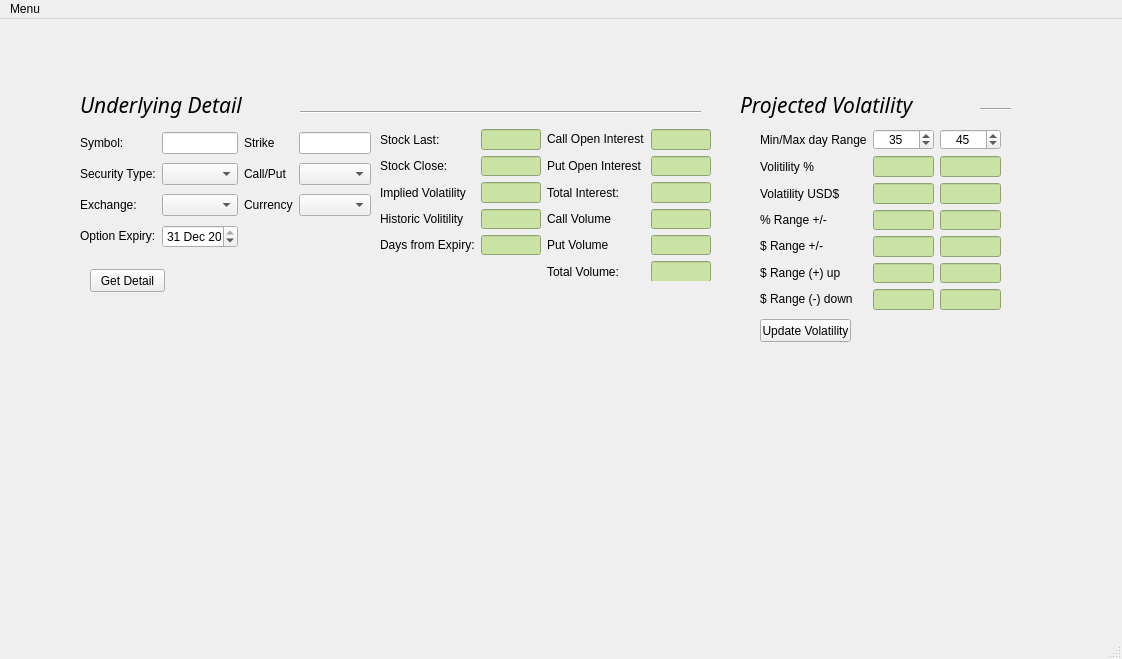
michaelrkost/IB_PyOptions, file QT_designer/mainwindow.ui: the form before one commit.
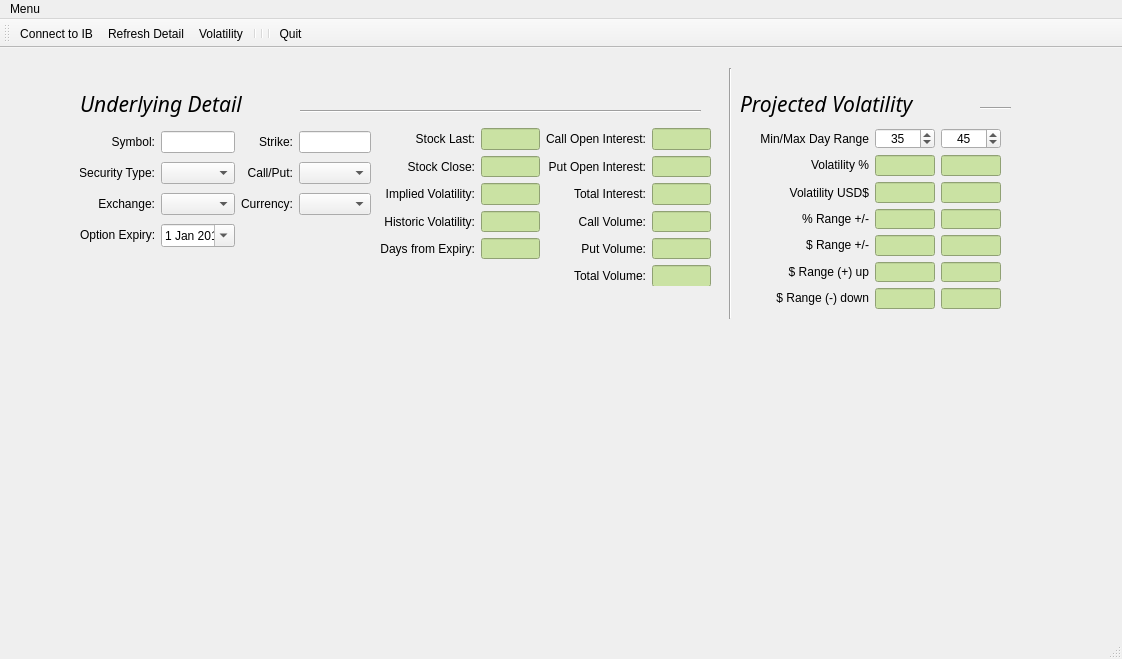
The form after the commit. Icons and pictures are not drawn.

Commit message: GUI QT  setup - Phase1

Patch:
```diff
--- a/QT_designer/mainwindow.ui
+++ b/QT_designer/mainwindow.ui
@@ -18,7 +18,7 @@
     <property name="geometry">
      <rect>
       <x>80</x>
-      <y>70</y>
+      <y>40</y>
       <width>261</width>
       <height>31</height>
      </rect>
@@ -43,7 +43,7 @@
     <property name="geometry">
      <rect>
       <x>300</x>
-      <y>85</y>
+      <y>55</y>
       <width>401</width>
       <height>16</height>
      </rect>
@@ -62,7 +62,7 @@
     <property name="geometry">
      <rect>
       <x>760</x>
-      <y>110</y>
+      <y>80</y>
       <width>241</width>
       <height>181</height>
      </rect>
@@ -142,7 +142,10 @@
      <item row="1" column="0">
       <widget class="QLabel" name="lb_volPerc">
        <property name="text">
-        <string>Volitility %</string>
+        <string>&lt;html&gt;&lt;head/&gt;&lt;body&gt;&lt;p&gt;Volatility %&lt;/p&gt;&lt;/body&gt;&lt;/html&gt;</string>
+       </property>
+       <property name="alignment">
+        <set>Qt::AlignRight|Qt::AlignTrailing|Qt::AlignVCenter</set>
        </property>
       </widget>
      </item>
@@ -164,6 +167,9 @@
        <property name="text">
         <string>&lt;html&gt;&lt;head/&gt;&lt;body&gt;&lt;p&gt;$ Range +/-&lt;/p&gt;&lt;/body&gt;&lt;/html&gt;</string>
        </property>
+       <property name="alignment">
+        <set>Qt::AlignRight|Qt::AlignTrailing|Qt::AlignVCenter</set>
+       </property>
       </widget>
      </item>
      <item row="3" column="2">
@@ -210,6 +216,9 @@
        <property name="text">
         <string>% Range +/-</string>
        </property>
+       <property name="alignment">
+        <set>Qt::AlignRight|Qt::AlignTrailing|Qt::AlignVCenter</set>
+       </property>
       </widget>
      </item>
      <item row="2" column="0">
@@ -220,6 +229,9 @@
        <property name="text">
         <string>Volatility USD$</string>
        </property>
+       <property name="alignment">
+        <set>Qt::AlignRight|Qt::AlignTrailing|Qt::AlignVCenter</set>
+       </property>
       </widget>
      </item>
      <item row="1" column="2">
@@ -253,6 +265,9 @@
        <property name="text">
         <string>&lt;html&gt;&lt;head/&gt;&lt;body&gt;&lt;p&gt;$ Range (+) up&lt;/p&gt;&lt;/body&gt;&lt;/html&gt;</string>
        </property>
+       <property name="alignment">
+        <set>Qt::AlignRight|Qt::AlignTrailing|Qt::AlignVCenter</set>
+       </property>
       </widget>
      </item>
      <item row="7" column="0">
@@ -260,6 +275,9 @@
        <property name="text">
         <string>&lt;html&gt;&lt;head/&gt;&lt;body&gt;&lt;p&gt;$ Range (-) down&lt;/p&gt;&lt;/body&gt;&lt;/html&gt;</string>
        </property>
+       <property name="alignment">
+        <set>Qt::AlignRight|Qt::AlignTrailing|Qt::AlignVCenter</set>
+       </property>
       </widget>
      </item>
      <item row="6" column="2">
@@ -304,52 +322,32 @@
      <item row="0" column="0">
       <widget class="QLabel" name="lb_MinMaxRg">
        <property name="text">
-        <string>Min/Max day Range</string>
+        <string>Min/Max Day Range</string>
+       </property>
+       <property name="alignment">
+        <set>Qt::AlignRight|Qt::AlignTrailing|Qt::AlignVCenter</set>
        </property>
       </widget>
      </item>
     </layout>
    </widget>
-   <widget class="QPushButton" name="button_UpdateVol">
-    <property name="geometry">
-     <rect>
-      <x>760</x>
-      <y>300</y>
-      <width>91</width>
-      <height>23</height>
-     </rect>
-    </property>
-    <property name="text">
-     <string>Update Volatility</string>
-    </property>
-   </widget>
-   <widget class="QPushButton" name="buttonGetDetail">
-    <property name="geometry">
-     <rect>
-      <x>90</x>
-      <y>250</y>
-      <width>75</width>
-      <height>23</height>
-     </rect>
-    </property>
-    <property name="text">
-     <string>Get Detail</string>
-    </property>
-   </widget>
    <widget class="QWidget" name="layoutWidget_2">
     <property name="geometry">
      <rect>
       <x>380</x>
-      <y>110</y>
+      <y>80</y>
       <width>331</width>
-      <height>152</height>
+      <height>158</height>
      </rect>
     </property>
     <layout class="QGridLayout" name="gridLayout">
      <item row="3" column="0">
       <widget class="QLabel" name="lb_ImpVol">
        <property name="text">
-        <string>Implied Volatility</string>
+        <string>Implied Volatility:</string>
+       </property>
+       <property name="alignment">
+        <set>Qt::AlignRight|Qt::AlignTrailing|Qt::AlignVCenter</set>
        </property>
       </widget>
      </item>
@@ -371,12 +369,18 @@
        <property name="text">
         <string>Total Interest:</string>
        </property>
+       <property name="alignment">
+        <set>Qt::AlignRight|Qt::AlignTrailing|Qt::AlignVCenter</set>
+       </property>
       </widget>
      </item>
      <item row="0" column="2">
       <widget class="QLabel" name="lb_openInt">
        <property name="text">
-        <string>&lt;html&gt;&lt;head/&gt;&lt;body&gt;&lt;p&gt;Call Open Interest&lt;/p&gt;&lt;/body&gt;&lt;/html&gt;</string>
+        <string>Call Open Interest:</string>
+       </property>
+       <property name="alignment">
+        <set>Qt::AlignRight|Qt::AlignTrailing|Qt::AlignVCenter</set>
        </property>
       </widget>
      </item>
@@ -385,6 +389,9 @@
        <property name="text">
         <string>Stock Last:</string>
        </property>
+       <property name="alignment">
+        <set>Qt::AlignRight|Qt::AlignTrailing|Qt::AlignVCenter</set>
+       </property>
       </widget>
      </item>
      <item row="0" column="3">
@@ -406,7 +413,10 @@
         <enum>Qt::NoContextMenu</enum>
        </property>
        <property name="text">
-        <string>&lt;html&gt;&lt;head/&gt;&lt;body&gt;&lt;p&gt;Put Open Interest&lt;/p&gt;&lt;/body&gt;&lt;/html&gt;</string>
+        <string>Put Open Interest:</string>
+       </property>
+       <property name="alignment">
+        <set>Qt::AlignRight|Qt::AlignTrailing|Qt::AlignVCenter</set>
        </property>
       </widget>
      </item>
@@ -444,6 +454,9 @@
        <property name="text">
         <string>Stock Close:</string>
        </property>
+       <property name="alignment">
+        <set>Qt::AlignRight|Qt::AlignTrailing|Qt::AlignVCenter</set>
+       </property>
       </widget>
      </item>
      <item row="1" column="3">
@@ -488,14 +501,20 @@
      <item row="5" column="0">
       <widget class="QLabel" name="lb_Exp">
        <property name="text">
-        <string>&lt;html&gt;&lt;head/&gt;&lt;body&gt;&lt;p&gt;Days from Expiry:&lt;/p&gt;&lt;/body&gt;&lt;/html&gt;</string>
+        <string>Days from Expiry:</string>
+       </property>
+       <property name="alignment">
+        <set>Qt::AlignRight|Qt::AlignTrailing|Qt::AlignVCenter</set>
        </property>
       </widget>
      </item>
      <item row="4" column="2">
       <widget class="QLabel" name="lb_callVol">
        <property name="text">
-        <string>Call Volume</string>
+        <string>Call Volume:</string>
+       </property>
+       <property name="alignment">
+        <set>Qt::AlignRight|Qt::AlignTrailing|Qt::AlignVCenter</set>
        </property>
       </widget>
      </item>
@@ -515,7 +534,10 @@
      <item row="4" column="0">
       <widget class="QLabel" name="labelExpiry_2">
        <property name="text">
-        <string>&lt;html&gt;&lt;head/&gt;&lt;body&gt;&lt;p&gt;Historic Volitility&lt;/p&gt;&lt;/body&gt;&lt;/html&gt;</string>
+        <string>Historic Volatility:</string>
+       </property>
+       <property name="alignment">
+        <set>Qt::AlignRight|Qt::AlignTrailing|Qt::AlignVCenter</set>
        </property>
       </widget>
      </item>
@@ -551,7 +573,10 @@
         <enum>Qt::NoContextMenu</enum>
        </property>
        <property name="text">
-        <string>Put Volume</string>
+        <string>Put Volume:</string>
+       </property>
+       <property name="alignment">
+        <set>Qt::AlignRight|Qt::AlignTrailing|Qt::AlignVCenter</set>
        </property>
       </widget>
      </item>
@@ -560,6 +585,9 @@
        <property name="text">
         <string>Total Volume:</string>
        </property>
+       <property name="alignment">
+        <set>Qt::AlignRight|Qt::AlignTrailing|Qt::AlignVCenter</set>
+       </property>
       </widget>
      </item>
      <item row="6" column="3">
@@ -581,7 +609,7 @@
     <property name="geometry">
      <rect>
       <x>980</x>
-      <y>80</y>
+      <y>50</y>
       <width>31</width>
       <height>20</height>
      </rect>
@@ -600,7 +628,7 @@
     <property name="geometry">
      <rect>
       <x>740</x>
-      <y>70</y>
+      <y>40</y>
       <width>261</width>
       <height>31</height>
      </rect>
@@ -625,7 +653,7 @@
     <property name="geometry">
      <rect>
       <x>80</x>
-      <y>110</y>
+      <y>80</y>
       <width>291</width>
       <height>126</height>
      </rect>
@@ -636,6 +664,9 @@
        <property name="text">
         <string>&lt;html&gt;&lt;head/&gt;&lt;body&gt;&lt;p&gt;Option Expiry:&lt;/p&gt;&lt;/body&gt;&lt;/html&gt;</string>
        </property>
+       <property name="alignment">
+        <set>Qt::AlignRight|Qt::AlignTrailing|Qt::AlignVCenter</set>
+       </property>
       </widget>
      </item>
      <item row="1" column="0">
@@ -646,13 +677,22 @@
        <property name="text">
         <string>Security Type:</string>
        </property>
+       <property name="alignment">
+        <set>Qt::AlignRight|Qt::AlignTrailing|Qt::AlignVCenter</set>
+       </property>
       </widget>
      </item>
      <item row="0" column="0">
       <widget class="QLabel" name="lb_symbol">
+       <property name="layoutDirection">
+        <enum>Qt::RightToLeft</enum>
+       </property>
        <property name="text">
         <string>Symbol:</string>
        </property>
+       <property name="alignment">
+        <set>Qt::AlignRight|Qt::AlignTrailing|Qt::AlignVCenter</set>
+       </property>
       </widget>
      </item>
      <item row="0" column="3">
@@ -681,18 +721,21 @@
        <property name="text">
         <string>Exchange:</string>
        </property>
+       <property name="alignment">
+        <set>Qt::AlignRight|Qt::AlignTrailing|Qt::AlignVCenter</set>
+       </property>
       </widget>
      </item>
      <item row="3" column="1">
       <widget class="QDateEdit" name="dateExpiry">
        <property name="dateTime">
         <datetime>
-         <hour>23</hour>
-         <minute>59</minute>
-         <second>59</second>
-         <year>2017</year>
-         <month>12</month>
-         <day>31</day>
+         <hour>2</hour>
+         <minute>0</minute>
+         <second>0</second>
+         <year>2018</year>
+         <month>1</month>
+         <day>1</day>
         </datetime>
        </property>
        <property name="maximumDateTime">
@@ -715,26 +758,38 @@
          <day>14</day>
         </datetime>
        </property>
+       <property name="calendarPopup">
+        <bool>true</bool>
+       </property>
       </widget>
      </item>
      <item row="1" column="2">
       <widget class="QLabel" name="lb_callPut">
        <property name="text">
-        <string>Call/Put</string>
+        <string>Call/Put:</string>
+       </property>
+       <property name="alignment">
+        <set>Qt::AlignRight|Qt::AlignTrailing|Qt::AlignVCenter</set>
        </property>
       </widget>
      </item>
      <item row="2" column="2">
       <widget class="QLabel" name="lb_currency">
        <property name="text">
-        <string>Currency</string>
+        <string>Currency:</string>
+       </property>
+       <property name="alignment">
+        <set>Qt::AlignRight|Qt::AlignTrailing|Qt::AlignVCenter</set>
        </property>
       </widget>
      </item>
      <item row="0" column="2">
       <widget class="QLabel" name="lb_stk">
        <property name="text">
-        <string>Strike</string>
+        <string>Strike:</string>
+       </property>
+       <property name="alignment">
+        <set>Qt::AlignRight|Qt::AlignTrailing|Qt::AlignVCenter</set>
        </property>
       </widget>
      </item>
@@ -759,6 +814,19 @@
      </item>
     </layout>
    </widget>
+   <widget class="Line" name="line_3">
+    <property name="geometry">
+     <rect>
+      <x>720</x>
+      <y>20</y>
+      <width>20</width>
+      <height>251</height>
+     </rect>
+    </property>
+    <property name="orientation">
+     <enum>Qt::Vertical</enum>
+    </property>
+   </widget>
   </widget>
   <widget class="QMenuBar" name="menubar">
    <property name="geometry">
@@ -782,6 +850,69 @@
    <addaction name="menuMenu"/>
   </widget>
   <widget class="QStatusBar" name="statusbar"/>
+  <widget class="QToolBar" name="toolBar">
+   <property name="windowTitle">
+    <string>toolBar</string>
+   </property>
+   <attribute name="toolBarArea">
+    <enum>TopToolBarArea</enum>
+   </attribute>
+   <attribute name="toolBarBreak">
+    <bool>false</bool>
+   </attribute>
+   <addaction name="actionconnectIB"/>
+   <addaction name="actionRefresh_Detail"/>
+   <addaction name="actionVolatility"/>
+   <addaction name="separator"/>
+   <addaction name="separator"/>
+   <addaction name="separator"/>
+   <addaction name="actionQuit"/>
+  </widget>
+  <action name="actionconnectIB">
+   <property name="icon">
+    <iconset>
+     <normaloff>../../../../Pictures/Connect No.ico</normaloff>../../../../Pictures/Connect No.ico</iconset>
+   </property>
+   <property name="text">
+    <string>Connect to IB</string>
+   </property>
+   <property name="toolTip">
+    <string>&lt;html&gt;&lt;head/&gt;&lt;body&gt;&lt;p&gt;&lt;span style=&quot; font-size:8pt; font-style:italic;&quot;&gt;Connect to IB&lt;/span&gt;&lt;/p&gt;&lt;/body&gt;&lt;/html&gt;</string>
+   </property>
+   <property name="shortcut">
+    <string>Ctrl+Shift+C</string>
+   </property>
+  </action>
+  <action name="actionRefresh_Detail">
+   <property name="icon">
+    <iconset>
+     <normaloff>../../../../Pictures/Refresh.png</normaloff>../../../../Pictures/Refresh.png</iconset>
+   </property>
+   <property name="text">
+    <string>Refresh Detail</string>
+   </property>
+   <property name="toolTip">
+    <string>Refresh Underlying Detail</string>
+   </property>
+   <property name="shortcut">
+    <string>Ctrl+Shift+R</string>
+   </property>
+  </action>
+  <action name="actionVolatility">
+   <property name="icon">
+    <iconset>
+     <normaloff>../../../../Pictures/chart-512.png</normaloff>../../../../Pictures/chart-512.png</iconset>
+   </property>
+   <property name="text">
+    <string>Volatility</string>
+   </property>
+   <property name="toolTip">
+    <string>Get Projected Volatility</string>
+   </property>
+   <property name="shortcut">
+    <string>Ctrl+Shift+V</string>
+   </property>
+  </action>
   <action name="actionQuit">
    <property name="icon">
     <iconset>
```
Left out of the diff: 66 changed lines with no effect on the pictures. The commit also changes 5 other files.
